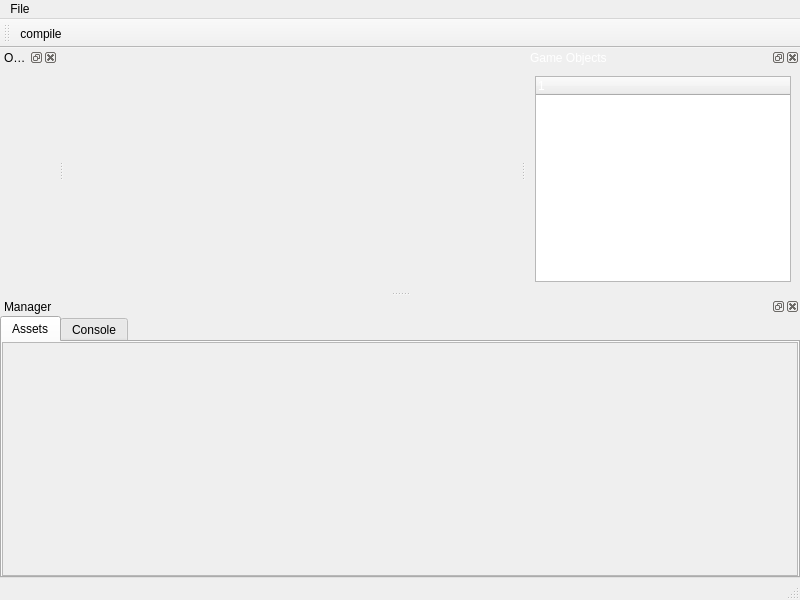
Old version of the form gameEngineEditor/mainwindow.ui in the repository jimlin2004/GameEngine.
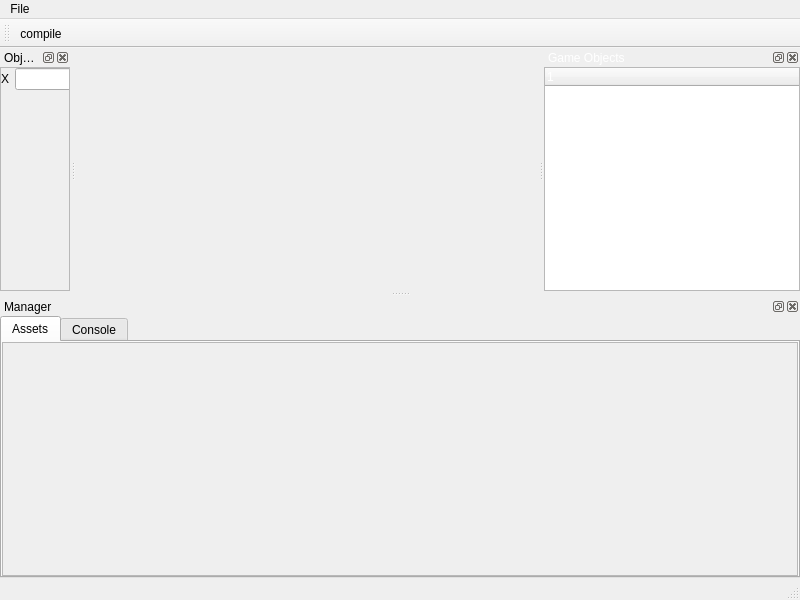
New version of the form. Icons and pictures are not drawn. Custom widgets are drawn as their Qt base class.

```diff
--- a/gameEngineEditor/mainwindow.ui
+++ b/gameEngineEditor/mainwindow.ui
@@ -20,7 +20,7 @@
    <property name="styleSheet">
     <string notr="true"/>
    </property>
-   <layout class="QGridLayout" name="gridLayout_6">
+   <layout class="QGridLayout" name="gridLayout">
     <property name="leftMargin">
      <number>0</number>
     </property>
@@ -33,6 +33,9 @@
     <property name="bottomMargin">
      <number>0</number>
     </property>
+    <property name="spacing">
+     <number>0</number>
+    </property>
     <item row="0" column="0">
      <widget class="EditorOpenGLWidget" name="openglWidget" native="true">
       <property name="styleSheet">
@@ -81,7 +84,10 @@
     <property name="styleSheet">
      <string notr="true"/>
     </property>
-    <layout class="QGridLayout" name="gridLayout">
+    <layout class="QVBoxLayout" name="verticalLayout_5">
+     <property name="spacing">
+      <number>0</number>
+     </property>
      <property name="leftMargin">
       <number>0</number>
      </property>
@@ -94,10 +100,7 @@
      <property name="bottomMargin">
       <number>0</number>
      </property>
-     <property name="spacing">
-      <number>0</number>
-     </property>
-     <item row="0" column="0">
+     <item>
       <widget class="QWidget" name="wrapWidgetLeft" native="true">
        <property name="sizePolicy">
         <sizepolicy hsizetype="Expanding" vsizetype="Expanding">
@@ -111,6 +114,114 @@
        <property name="styleSheet">
         <string notr="true"/>
        </property>
+       <layout class="QVBoxLayout" name="verticalLayout_2">
+        <property name="leftMargin">
+         <number>0</number>
+        </property>
+        <property name="topMargin">
+         <number>0</number>
+        </property>
+        <property name="rightMargin">
+         <number>0</number>
+        </property>
+        <property name="bottomMargin">
+         <number>0</number>
+        </property>
+        <item>
+         <widget class="QScrollArea" name="scrollArea_detail">
+          <property name="widgetResizable">
+           <bool>true</bool>
+          </property>
+          <widget class="QWidget" name="scrollAreaWidgetContents_detail">
+           <property name="geometry">
+            <rect>
+             <x>0</x>
+             <y>0</y>
+             <width>468</width>
+             <height>213</height>
+            </rect>
+           </property>
+           <property name="sizePolicy">
+            <sizepolicy hsizetype="Expanding" vsizetype="Expanding">
+             <horstretch>0</horstretch>
+             <verstretch>0</verstretch>
+            </sizepolicy>
+           </property>
+           <property name="layoutDirection">
+            <enum>Qt::LeftToRight</enum>
+           </property>
+           <layout class="QVBoxLayout" name="verticalLayout_3">
+            <property name="spacing">
+             <number>0</number>
+            </property>
+            <property name="leftMargin">
+             <number>0</number>
+            </property>
+            <property name="topMargin">
+             <number>0</number>
+            </property>
+            <property name="rightMargin">
+             <number>0</number>
+            </property>
+            <property name="bottomMargin">
+             <number>0</number>
+            </property>
+            <item>
+             <widget class="QCollapsibleWidget" name="qCollapsibleWidget">
+              <property name="Title">
+               <string>Tranform</string>
+              </property>
+              <widget class="QWidget" name="contentWidget" native="true">
+               <layout class="QHBoxLayout" name="horizontalLayout">
+                <item>
+                 <widget class="QLabel" name="label_x">
+                  <property name="text">
+                   <string>X</string>
+                  </property>
+                 </widget>
+                </item>
+                <item>
+                 <widget class="QLineEdit" name="lineEdit_x"/>
+                </item>
+                <item>
+                 <widget class="QLabel" name="label_y">
+                  <property name="text">
+                   <string>Y</string>
+                  </property>
+                 </widget>
+                </item>
+                <item>
+                 <widget class="QLineEdit" name="lineEdit_y"/>
+                </item>
+                <item>
+                 <widget class="QLabel" name="label_z">
+                  <property name="text">
+                   <string>Z</string>
+                  </property>
+                 </widget>
+                </item>
+                <item>
+                 <widget class="QLineEdit" name="lineEdit_z"/>
+                </item>
+               </layout>
+              </widget>
+             </widget>
+            </item>
+            <item>
+             <widget class="QCollapsibleWidget" name="qCollapsibleWidget_2">
+              <widget class="QWidget" name="contentWidget_2" native="true"/>
+             </widget>
+            </item>
+            <item>
+             <widget class="QCollapsibleWidget" name="qCollapsibleWidget_3">
+              <widget class="QWidget" name="contentWidget_3" native="true"/>
+             </widget>
+            </item>
+           </layout>
+          </widget>
+         </widget>
+        </item>
+       </layout>
       </widget>
      </item>
     </layout>
@@ -146,6 +257,21 @@
      <item row="0" column="0">
       <widget class="QWidget" name="wrapWidgetRight" native="true">
        <layout class="QGridLayout" name="gridLayout_7">
+        <property name="leftMargin">
+         <number>0</number>
+        </property>
+        <property name="topMargin">
+         <number>0</number>
+        </property>
+        <property name="rightMargin">
+         <number>0</number>
+        </property>
+        <property name="bottomMargin">
+         <number>0</number>
+        </property>
+        <property name="spacing">
+         <number>0</number>
+        </property>
         <item row="0" column="0">
          <widget class="QTreeWidget" name="treeWidget">
           <property name="columnCount">
@@ -334,6 +460,11 @@
   </action>
  </widget>
  <customwidgets>
+  <customwidget>
+   <class>QCollapsibleWidget</class>
+   <extends>QWidget</extends>
+   <header>QCollapsibleWidget.h</header>
+  </customwidget>
   <customwidget>
    <class>EditorOpenGLWidget</class>
    <extends>QWidget</extends>
```
Left out of the diff: 5 changed lines with no effect on the pictures.
